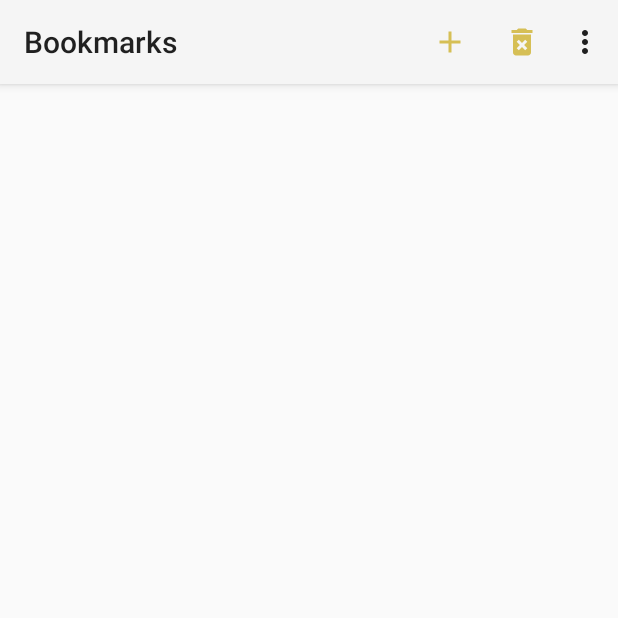
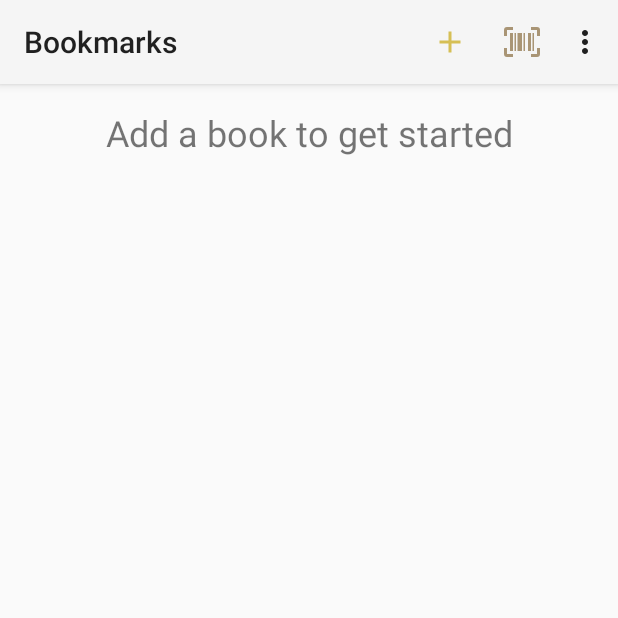
Before and after one commit to jordanmcgowan/bookmarks, an Android app: the screen it shows after launch (HomeActivity), on a phone screen of 412 x 824 dp, the top half of it. Run offline under Robolectric (Android 15) with nearby library versions, the phone set to English and light mode, and no system bars; our stand-ins replace Room's generated code, RxJava, Timber; libraries missing offline, so code that uses them is left out: com.facebook.stetho; 2 statements that could not run were skipped.

Commit message:
Jm/cleanup (#1)
JDI | Major cleanup and feature dev

```diff
--- a/app/src/main/java/com/bookmarks/BookmarkApplication.kt
+++ b/app/src/main/java/com/bookmarks/BookmarkApplication.kt
@@ -6,6 +6,7 @@ import com.bookmarks.data.BookmarkListViewModel
 import com.bookmarks.storage.AppDatabase
 import com.bookmarks.storage.BookmarkRepository
 import com.facebook.stetho.Stetho
+import com.google.firebase.FirebaseApp
 import timber.log.Timber
 
 class BookmarkApplication: Application() {
@@ -34,5 +35,6 @@ class BookmarkApplication: Application() {
 
     userRepository = BookmarkRepository(appDatabase.bookmarkDao())
     bookmarkListViewModel = BookmarkListViewModel(userRepository)
+    FirebaseApp.initializeApp(this)
   }
 }
--- a/app/src/main/java/com/bookmarks/HomeActivity.kt
+++ b/app/src/main/java/com/bookmarks/HomeActivity.kt
@@ -1,23 +1,31 @@
 package com.bookmarks
 
 import android.content.Intent
+import android.graphics.Bitmap
+import android.os.Bundle
+import android.os.Handler
+import android.provider.MediaStore
 import android.support.v7.app.AppCompatActivity
-import android.os.Bundle
 import android.support.v7.widget.LinearLayoutManager
 import android.view.Menu
 import android.view.MenuItem
-import com.bookmarks.data.BookmarkList
-import kotlinx.android.synthetic.main.activity_home.*
+import android.view.View
+import android.widget.Toast
 import com.bookmarks.storage.Bookmark
-import com.bookmarks.storage.BookmarkRepository
-import io.reactivex.Observable
+import com.google.firebase.ml.vision.FirebaseVision
+import com.google.firebase.ml.vision.common.FirebaseVisionImage
 import io.reactivex.android.schedulers.AndroidSchedulers
 import io.reactivex.schedulers.Schedulers
+import kotlinx.android.synthetic.main.activity_home.bookmarkHintTV
+import kotlinx.android.synthetic.main.activity_home.booksReadRV
+import kotlinx.android.synthetic.main.activity_home.mainToolbar
 import timber.log.Timber
 
-class HomeActivity : AppCompatActivity() {
+class HomeActivity : AppCompatActivity(), BookmarkAdapter.OnClickListener {
 
   val bookmarkListViewModel = BookmarkApplication.injectBookmarkListViewModel()
+  val BOOKMARK_KEY = "bookmark"
+  val CAPTURE_IMAGE_ACTIVITY_REQUEST_CODE = 0
 
   override fun onCreate(savedInstanceState: Bundle?) {
     super.onCreate(savedInstanceState)
@@ -27,23 +35,40 @@ class HomeActivity : AppCompatActivity() {
 
   override fun onStart() {
     super.onStart()
+    getBookmarks()
+  }
+
+  private fun getBookmarks() {
     bookmarkListViewModel.getBookmarks()
       .subscribeOn(Schedulers.io())
       .observeOn(AndroidSchedulers.mainThread())
       .subscribe({
         Timber.v("Received $it bookmarks")
-        showBookmarks(it)
+        showBookmarks(it.bookmarks)
       }, {
         Timber.e(it)
       })
   }
 
-  fun showBookmarks(bookmarks: BookmarkList) {
-    booksReadRV.let {
-      it.layoutManager = LinearLayoutManager(this)
-      it.adapter = BookmarkAdapter(bookmarks.bookmarks, this)
+  private fun showBookmarks(bookmarks: List<Bookmark>) {
+    if (!bookmarks.isNullOrEmpty()) {
+      booksReadRV.let {
+        it.visibility = View.VISIBLE
+        it.layoutManager = LinearLayoutManager(this)
+        it.adapter = BookmarkAdapter(bookmarks, this, this)
+      }
+      bookmarkHintTV.visibility = View.GONE
+    } else {
+      bookmarkHintTV.visibility = View.VISIBLE
+      booksReadRV.visibility = View.GONE
     }
 
+  }
+
+  override fun onBookmarkClick(bookmark: Bookmark) {
+    val intent = Intent(this, EditBookmarkActivity::class.java)
+    intent.putExtra(BOOKMARK_KEY, bookmark)
+    startActivity(intent)
   }
 
   override fun onCreateOptionsMenu(menu: Menu?): Boolean {
@@ -55,6 +80,10 @@ class HomeActivity : AppCompatActivity() {
     when (item!!.itemId) {
       R.id.deleteAllAction -> {
         bookmarkListViewModel.deleteAllBookmarks()
+        val handler = Handler()
+        handler.postDelayed({
+          getBookmarks()
+        }, 1000)
         true
       }
       R.id.addBookmarkAction -> {
@@ -62,8 +91,46 @@ class HomeActivity : AppCompatActivity() {
         startActivity(intent)
         true
       }
+      R.id.scanCodeAction -> {
+        Intent(MediaStore.ACTION_IMAGE_CAPTURE).also { takePictureIntent ->
+          takePictureIntent.resolveActivity(packageManager)?.also {
+            startActivityForResult(takePictureIntent, CAPTURE_IMAGE_ACTIVITY_REQUEST_CODE)
+          }
+        }
+        true
+      }
       else -> {
         super.onOptionsItemSelected(item)
       }
     }
+
+  override fun onActivityResult(requestCode: Int, resultCode: Int, data: Intent?) {
+    if (requestCode == CAPTURE_IMAGE_ACTIVITY_REQUEST_CODE && resultCode == RESULT_OK) {
+      val bitmapImage = data?.extras?.get("data") as Bitmap
+      Timber.v("We found an image!")
+      val detector = FirebaseVision.getInstance().visionBarcodeDetector
+      val image = FirebaseVisionImage.fromBitmap(bitmapImage)
+      detector.detectInImage(image)
+        .addOnSuccessListener { barcodes ->
+          // Task completed successfully
+          if (barcodes.isEmpty()) {
+            Toast.makeText(baseContext, "Didn't find any barcodes...", Toast.LENGTH_SHORT).show()
+          } else {
+            for (barcode in barcodes) {
+              val isbn = barcode.rawValue
+              Timber.v("Got $isbn from the barcode")
+              bookmarkListViewModel.addBookmark(isbn!!, true)
+              val handler = Handler()
+              handler.postDelayed({
+                getBookmarks()
+              }, 1000)
+            }
+          }
+        }
+        .addOnFailureListener {
+          // Task failed with an exception
+          Timber.e(it)
+        }
+    }
+  }
 }
--- a/app/src/main/java/com/bookmarks/networking/OpenLibraryResponse.kt
+++ b/app/src/main/java/com/bookmarks/networking/OpenLibraryResponse.kt
@@ -30,7 +30,7 @@ fun OpenLibraryResponse.VolumeInfo.toBookmark(pagesRead: Int): Bookmark {
     numPages = this.pageCount,
     rating = this.averageRating,
     imageUrl = this.imageLinks["thumbnail"]!!,
-    isbn = this.industryIdentifiers[0].identifier.toLong(),
+    isbn = this.industryIdentifiers[0].identifier.replace(Regex("[^0-9]"), "").toLong(),
     pagesRead = pagesRead
   )
 }
--- a/app/src/main/res/drawable/ic_add.xml
+++ b/app/src/main/res/drawable/ic_add.xml
@@ -1,5 +1,5 @@
 <vector android:height="24dp" android:tint="#D6BF55"
     android:viewportHeight="24.0" android:viewportWidth="24.0"
     android:width="24dp" xmlns:android="http://schemas.android.com/apk/res/android">
-    <path android:fillColor="#FF000000" android:pathData="M19,13h-6v6h-2v-6H5v-2h6V5h2v6h6v2z"/>
+    <path android:fillColor="@color/colorPrimary" android:pathData="M19,13h-6v6h-2v-6H5v-2h6V5h2v6h6v2z"/>
 </vector>
--- a/app/src/main/res/layout/activity_home.xml
+++ b/app/src/main/res/layout/activity_home.xml
@@ -1,10 +1,8 @@
 <?xml version="1.0" encoding="utf-8"?>
 <android.support.constraint.ConstraintLayout xmlns:android="http://schemas.android.com/apk/res/android"
     xmlns:app="http://schemas.android.com/apk/res-auto"
-    xmlns:tools="http://schemas.android.com/tools"
     android:layout_width="match_parent"
-    android:layout_height="match_parent"
-    tools:context=".HomeActivity">
+    android:layout_height="match_parent">
 
   <android.support.v7.widget.Toolbar
     android:id="@+id/mainToolbar"
@@ -14,6 +12,18 @@
     android:elevation="4dp"
     android:theme="@style/ThemeOverlay.AppCompat.ActionBar"
     app:popupTheme="@style/ThemeOverlay.AppCompat.Light"/>
+
+  <TextView
+    android:id="@+id/bookmarkHintTV"
+    android:layout_width="wrap_content"
+    android:layout_height="wrap_content"
+    android:text="@string/add_bookmark_hint"
+    android:textSize="24sp"
+    app:layout_constraintLeft_toLeftOf="parent"
+    app:layout_constraintRight_toRightOf="parent"
+    app:layout_constraintTop_toBottomOf="@+id/mainToolbar"
+    android:paddingTop="@dimen/padding_4x"
+    android:visibility="gone"/>
 
   <android.support.v7.widget.RecyclerView
     android:id="@+id/booksReadRV"
--- a/app/src/main/res/menu/menu_main.xml
+++ b/app/src/main/res/menu/menu_main.xml
@@ -8,10 +8,16 @@
     app:showAsAction="always"/>
 
   <item
+    android:id="@+id/scanCodeAction"
+    android:icon="@drawable/ic_barcode_scan"
+    android:title="scan book barcode"
+    app:showAsAction="always"/>
+
+  <item
     android:id="@+id/deleteAllAction"
     android:icon="@drawable/ic_delete_all"
     android:title="delete all bookmarks"
-    app:showAsAction="ifRoom"/>
+    app:showAsAction="never"/>
 
   <!-- Settings, should always be in the overflow -->
   <item android:id="@+id/action_settings"
--- a/app/src/main/res/values/strings.xml
+++ b/app/src/main/res/values/strings.xml
@@ -3,11 +3,13 @@
 
     <!--Main Activity -->
     <string name="add_bookmark">Add Bookmark</string>
+    <string name="add_bookmark_hint">Add a book to get started</string>
 
 
     <!--Bookmark List-->
     <string name="book_by_author">By %s</string>
     <string name="book_progress_percentage">%d / %d</string>
+    <string name="book_progress_done">Done!</string>
 
 
     <!--Add Bookmark-->
```
Also changed, not shown: app/build.gradle (+17 -3 lines), app/src/main/AndroidManifest.xml (+16 -1 lines), app/src/main/java/com/bookmarks/AddBookmarkActivity.kt (+10 -8 lines), app/src/main/java/com/bookmarks/BookmarkAdapter.kt (+23 -8 lines), app/src/main/java/com/bookmarks/EditBookmarkActivity.kt (added, +86 -0 lines), app/src/main/java/com/bookmarks/data/BookmarkListViewModel.kt (+38 -0 lines), app/src/main/java/com/bookmarks/storage/Bookmark.kt (+4 -3 lines), app/src/main/java/com/bookmarks/storage/BookmarkRepository.kt (+19 -1 lines), app/src/main/res/layout/activity_edit_bookmark.xml (added, +59 -0 lines), build.gradle (+7 -2 lines), 1 other file.
